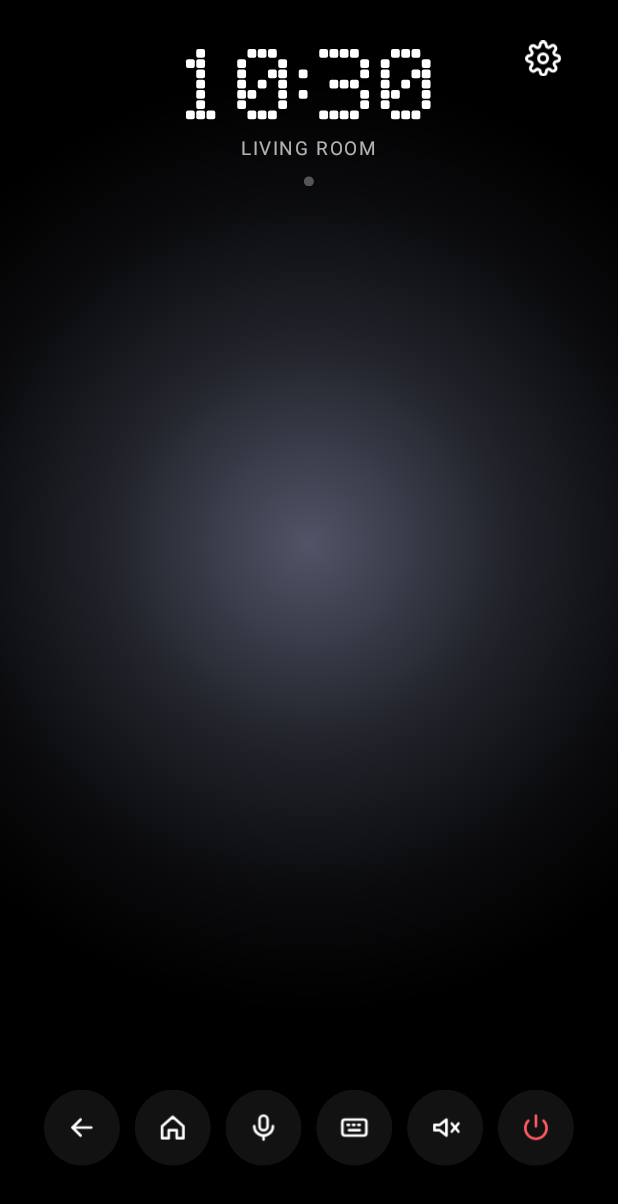
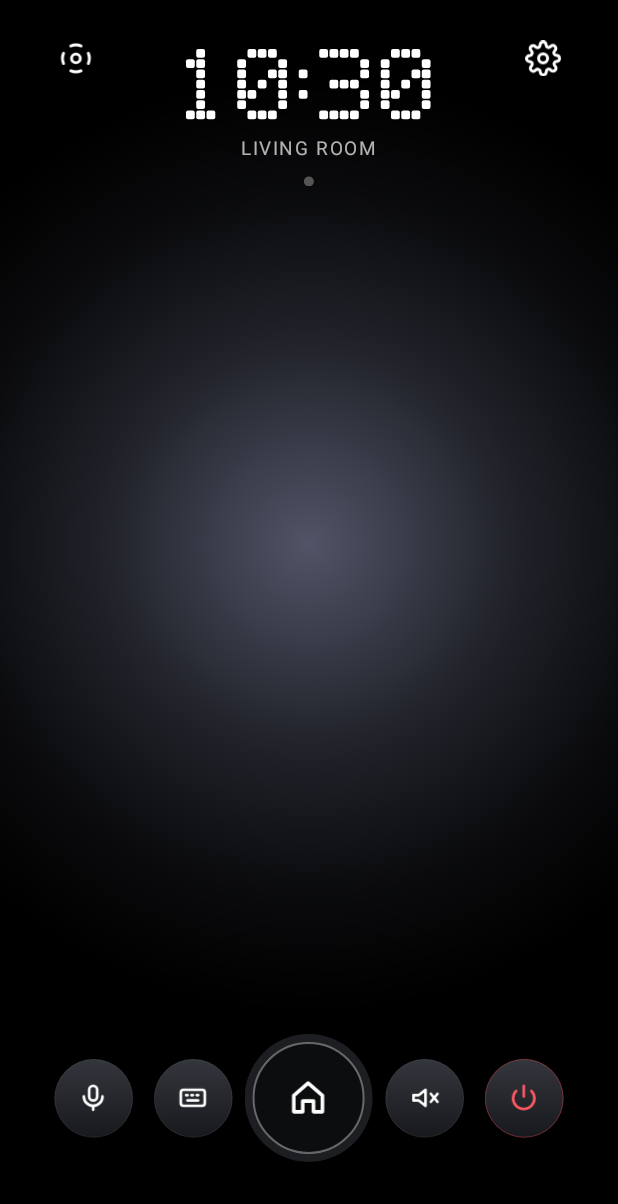
Before and after one commit to Zwivhuya-Ratshivhadelo/TVRemote, an Android app: the screen it shows after launch (RemoteActivity), on a phone screen of 412 x 824 dp. Shown: the top 1204 px of the screen. Run offline under Robolectric (Android 15) with nearby library versions, the phone set to English and light mode, and no system bars.

Commit message:
New look: dark metal keys, home in the middle, arrows and OK, settings as a list
Co-Authored-By: Claude Opus 5.5 <noreply@anthropic.com>
Claude-Session: https://claude.ai/code/session_01VS8Vdg1i6wQFjXPmYXTms1

```diff
--- a/phone/app/src/main/java/com/livingroom/remote/RemoteActivity.kt
+++ b/phone/app/src/main/java/com/livingroom/remote/RemoteActivity.kt
@@ -46,6 +46,9 @@ class RemoteActivity : Activity(), SensorEventListener {
     private lateinit var playView: FrameLayout
     private lateinit var gear: View
     private lateinit var grid: View
+    private lateinit var pad: ImageView
+    private lateinit var padView: FrameLayout
+    private var padOn = false
 
     // playing screen
     private lateinit var badgeIcon: Bubble
@@ -96,6 +99,9 @@ class RemoteActivity : Activity(), SensorEventListener {
         playView = FrameLayout(this).apply { alpha = 0f; visibility = View.GONE }
         root.addView(playView, FrameLayout.LayoutParams(-1, -1))
         buildPlay()
+        padView = FrameLayout(this).apply { alpha = 0f; visibility = View.GONE }
+        root.addView(padView, FrameLayout.LayoutParams(-1, -1))
+        buildPad()
 
         gear = ImageView(this).apply { setImageResource(R.drawable.ic_gear); setPadding(s.px(10), s.px(10), s.px(10), s.px(10))
             setOnClickListener { tap(it); startActivity(Intent(this@RemoteActivity, SettingsActivity::class.java)) } }
@@ -104,14 +110,17 @@ class RemoteActivity : Activity(), SensorEventListener {
             setOnClickListener { tap(it); forceApps = true; refresh() } }
         root.place(s, grid, 36f, 40f, 44f, 44f)
 
-        val row = listOf(
-            R.drawable.ic_back to { _: View -> Hub.send("key", "k" to "back") },
-            R.drawable.ic_home to { _: View -> Hub.send("key", "k" to "home") },
-            R.drawable.ic_mic to { _: View -> startActivity(Intent(this, VoiceActivity::class.java)) },
-            R.drawable.ic_keyboard to { _: View -> startActivity(Intent(this, TypeActivity::class.java)) },
-            R.drawable.ic_mute to { _: View -> Hub.send("key", "k" to "mute") },
-            R.drawable.ic_power to { _: View -> Hub.send("key", "k" to "power") })
-        row.forEachIndexed { i, (ic, fn) -> root.place(s, roundButton(s, ic, 52f, iconSize = 22f, onClick = fn), 40f + i * 62f, 770f, 52f, 52f) }
+        // The arrows-and-OK button, top left.
+        pad = ImageView(this).apply { setImageResource(R.drawable.ic_dpad); setPadding(s.px(9), s.px(9), s.px(9), s.px(9))
+            setOnClickListener { tap(it); padOn = !padOn; refresh() } }
+        root.place(s, pad, 36f, 40f, 42f, 42f)
+
+        // Bottom: mic, keyboard, home (big, in the middle), mute, power.
+        root.place(s, roundButton(s, R.drawable.ic_mic, 54f, iconSize = 22f) { startActivity(Intent(this, VoiceActivity::class.java)) }, 48f, 750f, 54f, 54f)
+        root.place(s, roundButton(s, R.drawable.ic_keyboard, 54f, iconSize = 22f) { startActivity(Intent(this, TypeActivity::class.java)) }, 116f, 750f, 54f, 54f)
+        root.place(s, roundButton(s, R.drawable.ic_home, 88f, white = true, iconSize = 30f) { padOn = false; Hub.send("key", "k" to "home"); refresh() }, 195f, 750f, 88f, 88f)
+        root.place(s, roundButton(s, R.drawable.ic_mute, 54f, iconSize = 22f) { Hub.send("key", "k" to "mute") }, 274f, 750f, 54f, 54f)
+        root.place(s, roundButton(s, R.drawable.ic_power, 54f, iconSize = 22f, red = true) { Hub.send("key", "k" to "power") }, 342f, 750f, 54f, 54f)
 
         volBar = VolumeBar(this).apply { alpha = 0f }
         root.place(s, volBar, 368f, 400f, 44f, 200f)
@@ -141,9 +150,9 @@ class RemoteActivity : Activity(), SensorEventListener {
         progressRow = listOf(progress, tStart, tEnd)
 
         val media = listOf("prev" to R.drawable.ic_prev, "rew" to R.drawable.ic_rew10, "playpause" to R.drawable.ic_pause, "fwd" to R.drawable.ic_fwd10, "next" to R.drawable.ic_next)
-        var x = 31f
+        var x = 27f
         for ((k, ic) in media) {
-            val white = k == "playpause"; val sz = if (white) 64f else 52f
+            val white = k == "playpause"; val sz = if (white) 72f else 52f
             val btn = roundButton(s, ic, sz, white = white, iconSize = if (white) 26f else 22f) { Hub.send("key", "k" to k) }
             if (k == "rew" || k == "fwd") btn.addView(text(s, 8f, bold = true).apply { this.text = "10" }, FrameLayout.LayoutParams(-1, -1))
             playView.place(s, btn, x + sz / 2f, 607f, sz, sz)
@@ -226,7 +235,7 @@ class RemoteActivity : Activity(), SensorEventListener {
     }
 
     override fun dispatchTouchEvent(ev: android.view.MotionEvent): Boolean {
-        if (!showingPlay && swipe.onTouchEvent(ev) && ev.actionMasked == android.view.MotionEvent.ACTION_UP) {
+        if (layer == "apps" && swipe.onTouchEvent(ev) && ev.actionMasked == android.view.MotionEvent.ACTION_UP) {
             // A swipe, not a tap: let go of whatever the finger started on.
             val c = android.view.MotionEvent.obtain(ev).apply { action = android.view.MotionEvent.ACTION_CANCEL }
             super.dispatchTouchEvent(c); c.recycle()
@@ -309,9 +318,13 @@ class RemoteActivity : Activity(), SensorEventListener {
 
         if (st?.app != lastApp) { lastApp = st?.app; forceApps = false }
         val play = st?.app != null && !forceApps
-        if (play != showingPlay) switchTo(play)
-        grid.visibility = if (play) View.VISIBLE else View.GONE
-        gear.visibility = if (play) View.GONE else View.VISIBLE
+        showLayer(if (padOn) "pad" else if (play) "play" else "apps")
+        showingPlay = play
+        // While an app is open on the TV the phone stays on it; only Home goes back to your apps.
+        grid.visibility = View.GONE
+        pad.background = if (padOn) GradientDrawable().apply { shape = GradientDrawable.OVAL; setColor(Color.WHITE) } else null
+        if (padOn) pad.setColorFilter(Color.BLACK) else pad.clearColorFilter()
+        glow.visibility = if (padOn) View.INVISIBLE else View.VISIBLE
 
         if (play && st != null) {
             val app = Hub.apps.firstOrNull { it.id == st.app }
@@ -342,14 +355,23 @@ class RemoteActivity : Activity(), SensorEventListener {
         tStart.text = fmt(p); tEnd.text = fmt(m.dur)
     }
 
-    private fun switchTo(play: Boolean) {
-        showingPlay = play
-        val show = if (play) playView else appsView
-        val hide = if (play) appsView else playView
-        show.visibility = View.VISIBLE
-        show.animate().alpha(1f).setDuration(260).start()
-        hide.animate().alpha(0f).setDuration(200).withEndAction { if (showingPlay == play) hide.visibility = View.GONE }.start()
-        glow.cy = if (play) 320f / 844f else 370f / 844f
+    private var layer = "apps"
+    /** Shows one of: your apps, what's playing, or the arrows and OK. */
+    private fun showLayer(which: String) {
+        if (which == layer && (when (which) { "pad" -> padView; "play" -> playView; else -> appsView }).visibility == View.VISIBLE) return
+        layer = which
+        for ((name, v) in listOf("apps" to appsView, "play" to playView, "pad" to padView)) {
+            if (name == which) { v.visibility = View.VISIBLE; v.animate().alpha(1f).setDuration(260).start() }
+            else v.animate().alpha(0f).setDuration(200).withEndAction { if (layer != name) v.visibility = View.GONE }.start()
+        }
+        glow.cy = if (which == "play") 320f / 844f else 370f / 844f
+    }
+
+    /** The arrows and OK: four curved keys around OK, and back beside them. */
+    private fun buildPad() {
+        val ring = DPad(this, s).apply { onKey = { k -> Hub.send("key", "k" to k) } }
+        padView.place(s, ring, 195f, 430f, 300f, 300f)
+        padView.place(s, roundButton(s, R.drawable.ic_back, 54f, iconSize = 22f) { Hub.send("key", "k" to "back") }, 62f, 630f, 54f, 54f)
     }
 
     private var glowAnim: ValueAnimator? = null
--- a/phone/app/src/main/java/com/livingroom/remote/Ui.kt
+++ b/phone/app/src/main/java/com/livingroom/remote/Ui.kt
@@ -53,10 +53,22 @@ fun tap(v: View) { v.performHapticFeedback(HapticFeedbackConstants.VIRTUAL_KEY)
 
 fun roundBg(color: Int, radius: Float) = GradientDrawable().apply { setColor(color); cornerRadius = radius }
 
-/** A round button with an icon. White = the main one (play/pause). */
-fun Context.roundButton(s: Scale, icon: Int, size: Float, white: Boolean = false, iconSize: Float = 24f, onClick: (View) -> Unit): FrameLayout {
+/** Dark metal key, the look of every button. */
+fun metal(s: Scale, red: Boolean = false) = GradientDrawable(GradientDrawable.Orientation.TOP_BOTTOM, intArrayOf(Color.rgb(0x34, 0x36, 0x3d), Color.rgb(0x18, 0x19, 0x1d))).apply {
+    shape = GradientDrawable.OVAL; setStroke(maxOf(1, s.px(1)), if (red) Color.argb(102, 255, 90, 99) else Color.argb(26, 255, 255, 255))
+}
+
+/** The main key (home, play/pause, mic): black, a thin light ring, and a dark collar around it. */
+fun ringKey(s: Scale) = android.graphics.drawable.LayerDrawable(arrayOf(
+    GradientDrawable().apply { shape = GradientDrawable.OVAL; setColor(Color.rgb(0x1d, 0x1e, 0x22)) },
+    GradientDrawable().apply { shape = GradientDrawable.OVAL; setColor(Color.rgb(0x0c, 0x0d, 0x0f)); setStroke(maxOf(1, s.px(1.5f).toInt()), Color.argb(90, 255, 255, 255)) })).apply {
+    val inset = s.px(6); setLayerInset(1, inset, inset, inset, inset)
+}
+
+/** A round button with an icon. big = the main one (home, play/pause). */
+fun Context.roundButton(s: Scale, icon: Int, size: Float, white: Boolean = false, iconSize: Float = 24f, red: Boolean = false, onClick: (View) -> Unit): FrameLayout {
     val f = FrameLayout(this)
-    f.background = GradientDrawable().apply { shape = GradientDrawable.OVAL; setColor(if (white) Color.WHITE else Color.argb(18, 255, 255, 255)) }
+    f.background = if (white) ringKey(s) else metal(s, red)
     val img = ImageView(this).apply { setImageResource(icon); tag = "icon" }
     f.addView(img, FrameLayout.LayoutParams(s.px(iconSize).toInt(), s.px(iconSize).toInt(), Gravity.CENTER))
     f.isClickable = true
--- a/phone/app/src/main/java/com/livingroom/remote/VoiceActivity.kt
+++ b/phone/app/src/main/java/com/livingroom/remote/VoiceActivity.kt
@@ -29,15 +29,14 @@ class VoiceActivity : Activity() {
         s = Scale(this)
         val root = FrameLayout(this).apply { setBackgroundColor(Color.BLACK) }
         setContentView(root)
-        root.addView(Glow(this).apply { color = Color.rgb(66, 133, 244); cy = 520f / 844f }, FrameLayout.LayoutParams(-1, -1))
         said = text(s, 34f, bold = true).apply { maxLines = 3 }
         root.place(s, said, 195f, 300f, 350f, 140f)
         ring2 = View(this).apply { background = GradientDrawable().apply { shape = GradientDrawable.OVAL; setColor(Color.argb(10, 255, 255, 255)) } }
         root.place(s, ring2, 195f, 520f, 246f, 246f)
         ring1 = View(this).apply { background = GradientDrawable().apply { shape = GradientDrawable.OVAL; setColor(Color.argb(20, 255, 255, 255)) } }
         root.place(s, ring1, 195f, 520f, 194f, 194f)
-        val mic = FrameLayout(this).apply { background = GradientDrawable().apply { shape = GradientDrawable.OVAL; setColor(Color.WHITE) } }
-        mic.addView(ImageView(this).apply { setImageResource(R.drawable.ic_mic_dark) }, FrameLayout.LayoutParams(s.px(56), s.px(56), Gravity.CENTER))
+        val mic = FrameLayout(this).apply { background = ringKey(s) }
+        mic.addView(ImageView(this).apply { setImageResource(R.drawable.ic_mic) }, FrameLayout.LayoutParams(s.px(56), s.px(56), Gravity.CENTER))
         mic.setOnClickListener { tap(it); listen() }
         root.place(s, mic, 195f, 520f, 150f, 150f)
         root.place(s, roundButton(s, R.drawable.ic_close, 66f) { finish() }, 195f, 760f, 66f, 66f)
--- /dev/null
+++ b/phone/app/src/main/res/drawable/ic_chevron.xml
@@ -0,0 +1,4 @@
+<?xml version="1.0" encoding="utf-8"?>
+<vector xmlns:android="http://schemas.android.com/apk/res/android" android:width="24dp" android:height="24dp" android:viewportWidth="24" android:viewportHeight="24">
+    <path android:pathData="M9 6l6 6-6 6" android:fillColor="#00000000" android:strokeColor="#66FFFFFF" android:strokeWidth="2" android:strokeLineCap="round" android:strokeLineJoin="round" />
+</vector>
--- /dev/null
+++ b/phone/app/src/main/res/drawable/ic_dpad.xml
@@ -0,0 +1,9 @@
+<?xml version="1.0" encoding="utf-8"?>
+<!-- Four curved keys around a middle one: opens the arrows and OK. -->
+<vector xmlns:android="http://schemas.android.com/apk/res/android" android:width="24dp" android:height="24dp" android:viewportWidth="24" android:viewportHeight="24">
+    <path android:pathData="M8.5 3.5a9 9 0 0 1 7 0" android:fillColor="#00000000" android:strokeColor="#FFFFFFFF" android:strokeWidth="2" android:strokeLineCap="round" />
+    <path android:pathData="M20.5 8.5a9 9 0 0 1 0 7" android:fillColor="#00000000" android:strokeColor="#FFFFFFFF" android:strokeWidth="2" android:strokeLineCap="round" />
+    <path android:pathData="M15.5 20.5a9 9 0 0 1 -7 0" android:fillColor="#00000000" android:strokeColor="#FFFFFFFF" android:strokeWidth="2" android:strokeLineCap="round" />
+    <path android:pathData="M3.5 15.5a9 9 0 0 1 0 -7" android:fillColor="#00000000" android:strokeColor="#FFFFFFFF" android:strokeWidth="2" android:strokeLineCap="round" />
+    <path android:pathData="M12 9a3 3 0 1 1 0 6a3 3 0 1 1 0 -6z" android:fillColor="#00000000" android:strokeColor="#FFFFFFFF" android:strokeWidth="2" />
+</vector>
--- a/phone/app/src/main/res/drawable/ic_pause.xml
+++ b/phone/app/src/main/res/drawable/ic_pause.xml
@@ -1,5 +1,5 @@
 <?xml version="1.0" encoding="utf-8"?>
 <vector xmlns:android="http://schemas.android.com/apk/res/android" android:width="24dp" android:height="24dp" android:viewportWidth="24" android:viewportHeight="24">
-    <path android:pathData="M7 5h3.5v14H7z" android:fillColor="#FF000000" />
-    <path android:pathData="M13.5 5H17v14h-3.5z" android:fillColor="#FF000000" />
+    <path android:pathData="M7 5h3.5v14H7z" android:fillColor="#FFFFFFFF" />
+    <path android:pathData="M13.5 5H17v14h-3.5z" android:fillColor="#FFFFFFFF" />
 </vector>
--- a/phone/app/src/main/res/drawable/ic_play.xml
+++ b/phone/app/src/main/res/drawable/ic_play.xml
@@ -1,4 +1,4 @@
 <?xml version="1.0" encoding="utf-8"?>
 <vector xmlns:android="http://schemas.android.com/apk/res/android" android:width="24dp" android:height="24dp" android:viewportWidth="24" android:viewportHeight="24">
-    <path android:pathData="M8 5v14l11-7z" android:fillColor="#FF000000" />
+    <path android:pathData="M8 5v14l11-7z" android:fillColor="#FFFFFFFF" />
 </vector>
--- /dev/null
+++ b/phone/app/src/main/res/drawable/ic_send.xml
@@ -0,0 +1,5 @@
+<?xml version="1.0" encoding="utf-8"?>
+<vector xmlns:android="http://schemas.android.com/apk/res/android" android:width="24dp" android:height="24dp" android:viewportWidth="24" android:viewportHeight="24">
+    <path android:pathData="M5 12h14" android:fillColor="#00000000" android:strokeColor="#FFFFFFFF" android:strokeWidth="2" android:strokeLineCap="round" android:strokeLineJoin="round" />
+    <path android:pathData="M13 6l6 6-6 6" android:fillColor="#00000000" android:strokeColor="#FFFFFFFF" android:strokeWidth="2" android:strokeLineCap="round" android:strokeLineJoin="round" />
+</vector>
--- a/tv/app/src/main/java/com/livingroom/home/RemoteLink.kt
+++ b/tv/app/src/main/java/com/livingroom/home/RemoteLink.kt
@@ -285,6 +285,7 @@ class RemoteLink(private val svc: HomeKeyService) {
         val c = controller?.transportControls
         when (k) {
             "home" -> svc.openHome(force = true)
+            "up", "down", "left", "right", "ok" -> svc.dpad(k)
             "back" -> svc.performGlobalAction(AccessibilityService.GLOBAL_ACTION_BACK)
             "power" -> svc.performGlobalAction(AccessibilityService.GLOBAL_ACTION_LOCK_SCREEN)
             "mute" -> audio.adjustStreamVolume(AudioManager.STREAM_MUSIC, AudioManager.ADJUST_TOGGLE_MUTE, AudioManager.FLAG_SHOW_UI)
@@ -375,6 +376,7 @@ class RemoteLink(private val svc: HomeKeyService) {
         private const val TAG = "LivingRoomRemote"
         const val GOOGLE_HOME = "com.google.android.apps.tv.launcherx"
         const val HOME_LIST_CHANGED = "com.livingroom.home.HOME_LIST_CHANGED"
+        const val DPAD = "com.livingroom.home.DPAD"
         private val IGNORE = setOf("com.android.systemui", "com.google.android.tvrecommendations", "com.google.android.katniss",
             "com.android.inputmethod.latin", "com.google.android.inputmethod.latin", "com.google.android.leanback.ime",
             "org.liskovsoft.androidtv.rukeyboard", "com.google.android.tungsten.setupwraith")
```
Also changed, not shown: phone/app/src/main/java/com/livingroom/remote/AppsActivity.kt (+16 -14 lines), phone/app/src/main/java/com/livingroom/remote/DPad.kt (added, +103 -0 lines), phone/app/src/main/java/com/livingroom/remote/SettingsActivity.kt (+37 -29 lines), phone/app/src/main/java/com/livingroom/remote/TypeActivity.kt (+10 -10 lines), tv/app/src/main/java/com/livingroom/home/HomeActivity.kt (+10 -2 lines), tv/app/src/main/java/com/livingroom/home/HomeKeyService.kt (+31 -0 lines).
